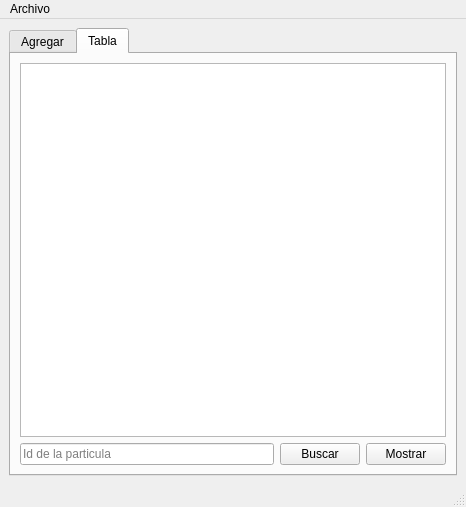
Above: mainwindow.ui from Monox2/Interfaz-QT-2.0 before the change. Below: the same form after it.
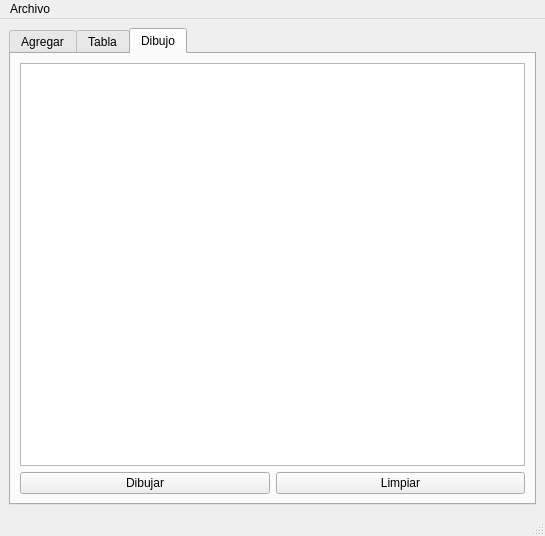
That is the form after the change.

Diff of the .ui file:
```diff
--- a/mainwindow.ui
+++ b/mainwindow.ui
@@ -6,8 +6,8 @@
    <rect>
     <x>0</x>
     <y>0</y>
-    <width>466</width>
-    <height>471</height>
+    <width>545</width>
+    <height>536</height>
    </rect>
   </property>
   <property name="windowTitle">
@@ -18,7 +18,7 @@
     <item row="0" column="0">
      <widget class="QTabWidget" name="tabWidget">
       <property name="currentIndex">
-       <number>1</number>
+       <number>2</number>
       </property>
       <widget class="QWidget" name="tab">
        <attribute name="title">
@@ -236,6 +236,30 @@
         </item>
        </layout>
       </widget>
+      <widget class="QWidget" name="tab_3">
+       <attribute name="title">
+        <string>Dibujo</string>
+       </attribute>
+       <layout class="QGridLayout" name="gridLayout_5">
+        <item row="0" column="0" colspan="2">
+         <widget class="QGraphicsView" name="graphicsView"/>
+        </item>
+        <item row="1" column="0">
+         <widget class="QPushButton" name="dibujar">
+          <property name="text">
+           <string>Dibujar</string>
+          </property>
+         </widget>
+        </item>
+        <item row="1" column="1">
+         <widget class="QPushButton" name="limpiar">
+          <property name="text">
+           <string>Limpiar</string>
+          </property>
+         </widget>
+        </item>
+       </layout>
+      </widget>
      </widget>
     </item>
    </layout>
@@ -245,7 +269,7 @@
     <rect>
      <x>0</x>
      <y>0</y>
-     <width>466</width>
+     <width>545</width>
      <height>21</height>
     </rect>
    </property>
```
